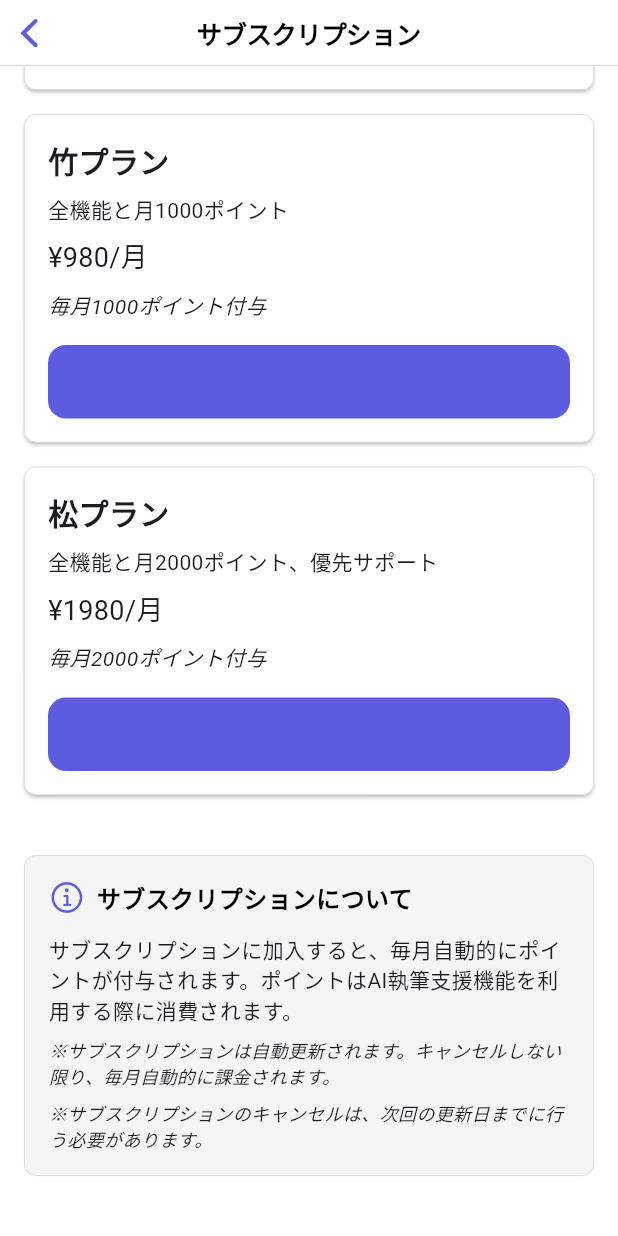
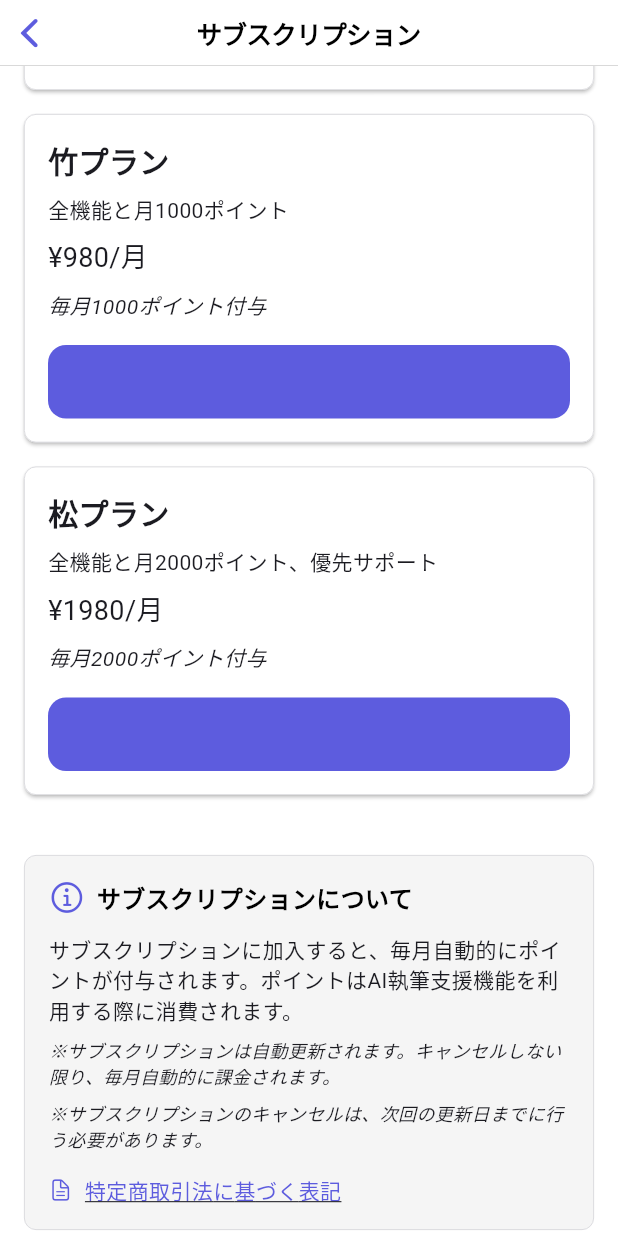
Before and after one commit to SohJohAI/TOMOFUDE, a Flutter app: the SubscriptionScreen screen opened directly, scrolled down 269 dp, on a phone screen of 412 x 824 dp. Run offline on Flutter 3.47's test engine with Material 3 defaults, Android fonts, the phone set to English and light mode, and no system bars; our stand-ins replace file_picker, flutter_markdown, get_it, shared_preferences, supabase_flutter; missing offline and left inert: dart:html, flutter_stripe, github; accounts and stored records are empty.

Commit message:
特商法表記

```diff
--- a/lib/screens/subscription_screen.dart
+++ b/lib/screens/subscription_screen.dart
@@ -3,6 +3,7 @@ import 'package:flutter/cupertino.dart';
 import 'package:provider/provider.dart';
 import '../models/subscription_plan.dart';
 import '../providers/payment_provider.dart';
+import 'transaction_law_screen.dart';
 
 /// A screen that displays subscription plans and allows users to subscribe.
 ///
@@ -309,6 +310,33 @@ class _SubscriptionScreenState extends State<SubscriptionScreen> {
               fontStyle: FontStyle.italic,
             ),
           ),
+          const SizedBox(height: 16),
+          GestureDetector(
+            onTap: () {
+              Navigator.of(context).push(
+                CupertinoPageRoute(
+                  builder: (context) => const TransactionLawScreen(),
+                ),
+              );
+            },
+            child: Row(
+              children: [
+                Icon(
+                  CupertinoIcons.doc_text,
+                  color: CupertinoTheme.of(context).primaryColor,
+                  size: 16,
+                ),
+                const SizedBox(width: 8),
+                Text(
+                  '特定商取引法に基づく表記',
+                  style: TextStyle(
+                    color: CupertinoTheme.of(context).primaryColor,
+                    decoration: TextDecoration.underline,
+                  ),
+                ),
+              ],
+            ),
+          ),
         ],
       ),
     );
```
Also changed, not shown: lib/screens/settings_screen.dart (+15 -0 lines), lib/screens/transaction_law_screen.dart (added, +131 -0 lines).
